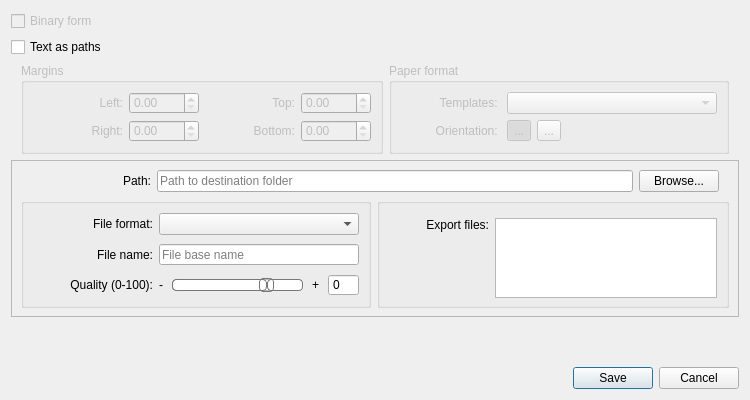
Before: the Qt Designer form src/app/seamly2d/dialogs/export_layout_dialog.ui in FashionFreedom/Seamly2D, drawn with Qt 5.
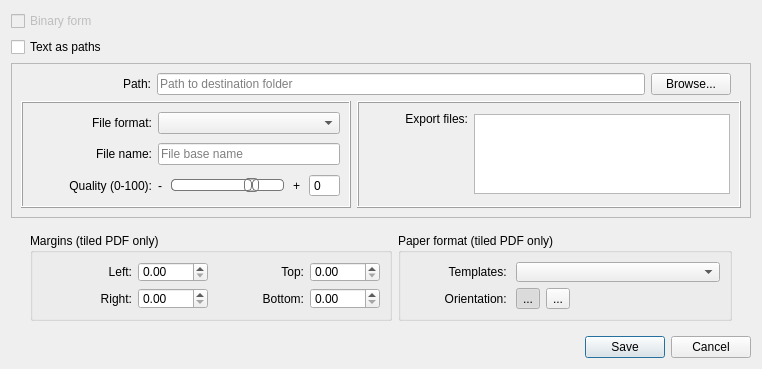
After: the same form once the commit is applied. Icons and pictures are not drawn. Custom widgets are drawn as their Qt base class.

Commit message: Tiled PDF options are only displayed in layout mode

The edit to the form file:
```diff
--- a/src/app/seamly2d/dialogs/export_layout_dialog.ui
+++ b/src/app/seamly2d/dialogs/export_layout_dialog.ui
@@ -9,22 +9,10 @@
    <rect>
     <x>0</x>
     <y>0</y>
-    <width>750</width>
-    <height>400</height>
+    <width>762</width>
+    <height>342</height>
    </rect>
   </property>
-  <property name="sizePolicy">
-   <sizepolicy hsizetype="Expanding" vsizetype="Preferred">
-    <horstretch>0</horstretch>
-    <verstretch>0</verstretch>
-   </sizepolicy>
-  </property>
-  <property name="minimumSize">
-   <size>
-    <width>750</width>
-    <height>360</height>
-   </size>
-  </property>
   <property name="maximumSize">
    <size>
     <width>900</width>
@@ -43,11 +31,14 @@
    <iconset resource="../share/resources/toolicon.qrc">
     <normaloff>:/toolicon/32x32/export.png</normaloff>:/toolicon/32x32/export.png</iconset>
   </property>
+  <property name="sizeGripEnabled">
+   <bool>false</bool>
+  </property>
   <property name="modal">
    <bool>true</bool>
   </property>
-  <layout class="QFormLayout" name="formLayout">
-   <item row="0" column="0">
+  <layout class="QVBoxLayout" name="verticalLayout_6">
+   <item>
     <widget class="QCheckBox" name="binaryDXF_CheckBox">
      <property name="enabled">
       <bool>false</bool>
@@ -57,7 +48,7 @@
      </property>
     </widget>
    </item>
-   <item row="1" column="0">
+   <item>
     <widget class="QCheckBox" name="textAsPaths_Checkbox">
      <property name="enabled">
       <bool>true</bool>
@@ -67,28 +58,20 @@
      </property>
     </widget>
    </item>
-   <item row="3" column="0" colspan="2">
+   <item>
     <widget class="QFrame" name="frame">
      <property name="sizePolicy">
-      <sizepolicy hsizetype="Expanding" vsizetype="Preferred">
+      <sizepolicy hsizetype="Preferred" vsizetype="Maximum">
        <horstretch>0</horstretch>
        <verstretch>0</verstretch>
       </sizepolicy>
      </property>
-     <property name="minimumSize">
-      <size>
-       <width>0</width>
-       <height>140</height>
-      </size>
-     </property>
      <property name="frameShape">
       <enum>QFrame::StyledPanel</enum>
      </property>
      <property name="frameShadow">
       <enum>QFrame::Raised</enum>
      </property>
-     <layout class="QVBoxLayout" name="verticalLayout_6">
-      <item>
        <layout class="QVBoxLayout" name="verticalLayout_2">
         <item>
          <layout class="QHBoxLayout" name="path_HorizontalLayout">
@@ -160,34 +143,17 @@
           </item>
          </layout>
         </item>
-       </layout>
-      </item>
       <item>
        <layout class="QHBoxLayout" name="horizontalLayout_2">
         <item>
-         <widget class="QGroupBox" name="file_GroupBox">
-          <property name="sizePolicy">
-           <sizepolicy hsizetype="Expanding" vsizetype="Preferred">
-            <horstretch>0</horstretch>
-            <verstretch>0</verstretch>
-           </sizepolicy>
+         <widget class="QFrame" name="file_Frame">
+          <property name="frameShape">
+           <enum>QFrame::Shape::Box</enum>
           </property>
-          <property name="minimumSize">
-           <size>
-            <width>350</width>
-            <height>110</height>
-           </size>
+          <property name="frameShadow">
+           <enum>QFrame::Shadow::Raised</enum>
           </property>
-          <property name="maximumSize">
-           <size>
-            <width>16777215</width>
-            <height>110</height>
-           </size>
-          </property>
-          <property name="title">
-           <string/>
-          </property>
-          <layout class="QVBoxLayout" name="verticalLayout_4">
+          <layout class="QHBoxLayout" name="horizontalLayout_3">
            <item>
             <layout class="QFormLayout" name="file_FormLayout">
              <property name="verticalSpacing">
@@ -462,37 +428,14 @@
          </widget>
         </item>
         <item>
-         <widget class="QGroupBox" name="export_GroupBox">
-          <property name="sizePolicy">
-           <sizepolicy hsizetype="Expanding" vsizetype="Preferred">
-            <horstretch>0</horstretch>
-            <verstretch>0</verstretch>
-           </sizepolicy>
+         <widget class="QFrame" name="export_Frame">
+          <property name="frameShape">
+           <enum>QFrame::Shape::Box</enum>
           </property>
-          <property name="minimumSize">
-           <size>
-            <width>250</width>
-            <height>110</height>
-           </size>
+          <property name="frameShadow">
+           <enum>QFrame::Shadow::Raised</enum>
           </property>
-          <property name="maximumSize">
-           <size>
-            <width>16777215</width>
-            <height>110</height>
-           </size>
-          </property>
-          <property name="title">
-           <string/>
-          </property>
-          <property name="alignment">
-           <set>Qt::AlignLeading|Qt::AlignLeft|Qt::AlignTop</set>
-          </property>
-          <layout class="QVBoxLayout" name="verticalLayout_5">
-           <item>
-            <layout class="QHBoxLayout" name="horizontalLayout_3">
-             <property name="topMargin">
-              <number>5</number>
-             </property>
+          <layout class="QHBoxLayout" name="horizontalLayout_5">
              <item>
               <widget class="QLabel" name="exportFiles_Label">
                <property name="sizePolicy">
@@ -538,8 +481,6 @@
               </widget>
              </item>
             </layout>
-           </item>
-          </layout>
          </widget>
         </item>
        </layout>
@@ -547,17 +488,13 @@
      </layout>
     </widget>
    </item>
-   <item row="5" column="1">
-    <widget class="QDialogButtonBox" name="buttonBox">
-     <property name="orientation">
-      <enum>Qt::Horizontal</enum>
+   <item>
+    <widget class="QWidget" name="tiledPDF_Widget" native="true">
+     <property name="enabled">
+      <bool>true</bool>
      </property>
-     <property name="standardButtons">
-      <set>QDialogButtonBox::Cancel|QDialogButtonBox::Save</set>
-     </property>
-    </widget>
-   </item>
-   <item row="2" column="0" colspan="2">
+     <layout class="QVBoxLayout" name="verticalLayout_7">
+      <item>
     <layout class="QHBoxLayout" name="horizontalLayout">
      <property name="leftMargin">
       <number>10</number>
@@ -568,7 +505,7 @@
      <item>
       <widget class="QGroupBox" name="margins_GroupBox">
        <property name="enabled">
-        <bool>false</bool>
+           <bool>true</bool>
        </property>
        <property name="sizePolicy">
         <sizepolicy hsizetype="Expanding" vsizetype="Preferred">
@@ -589,7 +526,7 @@
         </size>
        </property>
        <property name="title">
-        <string>Margins</string>
+           <string>Margins (tiled PDF only)</string>
        </property>
        <property name="checkable">
         <bool>false</bool>
@@ -741,7 +678,7 @@
      <item>
       <widget class="QGroupBox" name="paperFormat_GroupBox">
        <property name="enabled">
-        <bool>false</bool>
+           <bool>true</bool>
        </property>
        <property name="sizePolicy">
         <sizepolicy hsizetype="Expanding" vsizetype="Preferred">
@@ -762,7 +699,7 @@
         </size>
        </property>
        <property name="title">
-        <string>Paper format</string>
+           <string>Paper format (tiled PDF only)</string>
        </property>
        <layout class="QVBoxLayout" name="verticalLayout">
         <item>
@@ -888,7 +825,10 @@
      </item>
     </layout>
    </item>
-   <item row="4" column="1">
+     </layout>
+    </widget>
+   </item>
+   <item>
     <spacer name="verticalSpacer">
      <property name="orientation">
       <enum>Qt::Vertical</enum>
@@ -901,6 +841,16 @@
      </property>
     </spacer>
    </item>
+   <item>
+    <widget class="QDialogButtonBox" name="buttonBox">
+     <property name="orientation">
+      <enum>Qt::Orientation::Horizontal</enum>
+     </property>
+     <property name="standardButtons">
+      <set>QDialogButtonBox::StandardButton::Cancel|QDialogButtonBox::StandardButton::Save</set>
+     </property>
+    </widget>
+   </item>
   </layout>
  </widget>
  <customwidgets>
```
Left out of the diff: 40 changed lines with no effect on the pictures. Lines whose indentation alone changed are shown as unchanged. The commit also changes 1 other file.
